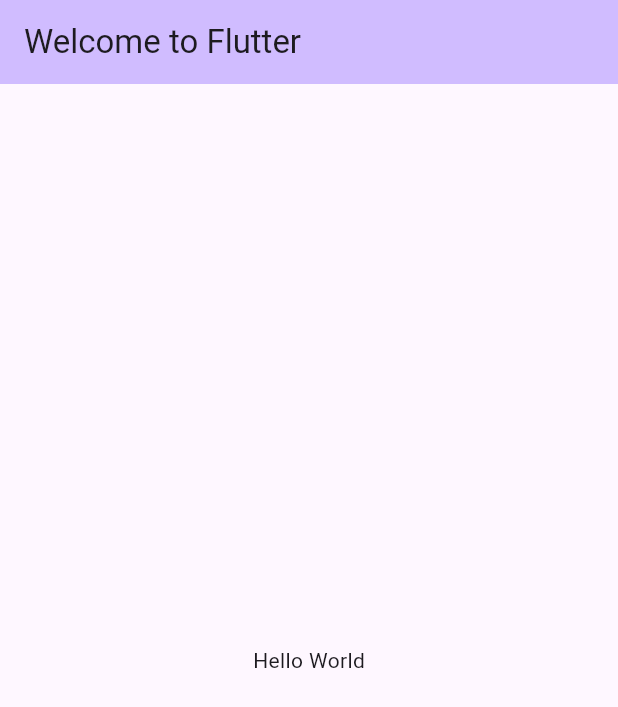
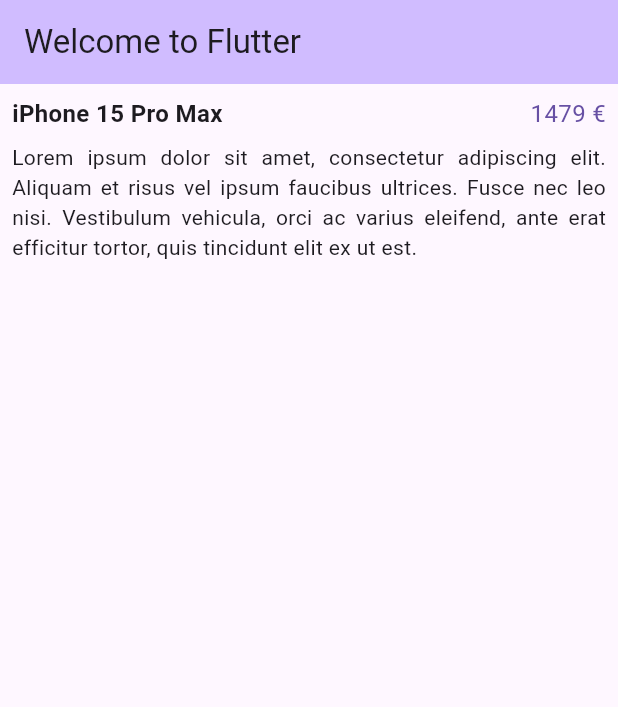
Before and after one commit to e-vinci/mobile-exercises, a Flutter app: the screen it shows after launch, on a phone screen of 412 x 824 dp. Shown: the top 707 px of the screen. Run offline on Flutter 3.47's test engine with Material 3 defaults, Android fonts, the phone set to English and light mode, and no system bars.

Commit message:
T01.3 un layout simple

```diff
--- a/tutoriels/tuto1/lib/main.dart
+++ b/tutoriels/tuto1/lib/main.dart
@@ -20,9 +20,47 @@ class MyApp extends StatelessWidget {
           backgroundColor: Theme.of(context).colorScheme.inversePrimary,
           title: const Text('Welcome to Flutter'),
         ),
-        body: const Center(
-          child: Text('Hello World'),
+        body: Center(
+          child: Padding(
+            padding: const EdgeInsets.all(8.0),
+            child: SizedBox(
+              width: 500,
+              child: Column(
+                children: [
+                  Row(
+                    mainAxisAlignment: MainAxisAlignment.spaceBetween,
+                    children: [
+                      const Text(
+                        "iPhone 15 Pro Max",
+                        style: TextStyle(
+                          fontWeight: FontWeight.bold,
+                          fontSize: 16,
+                        ),
+                      ),
+                      Text(
+                        "1479 €",
+                        style: TextStyle(
+                          color: Theme.of(context).colorScheme.primary,
+                          fontSize: 16,
+                        ),
+                      ),
+                    ],
+                  ),
+                  const SizedBox(height: 8),
+                  const Text(
+                    "Lorem ipsum dolor sit amet, consectetur adipiscing elit. "
+                        "Aliquam et risus vel ipsum faucibus ultrices. "
+                        "Fusce nec leo nisi. Vestibulum vehicula, "
+                        "orci ac varius eleifend, ante erat efficitur tortor, "
+                        "quis tincidunt elit ex ut est.",
+                    textAlign: TextAlign.justify,
+                  )
+                ],
+              ),
+            ),
+          ),
         ),
+
       ),
     );
   }
```
